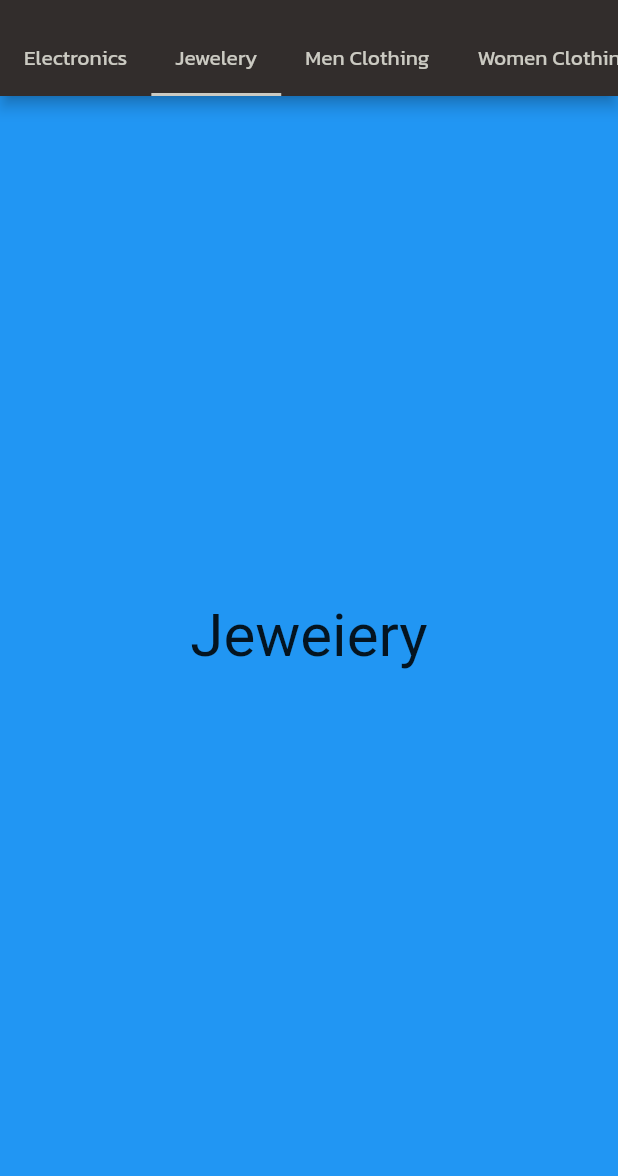
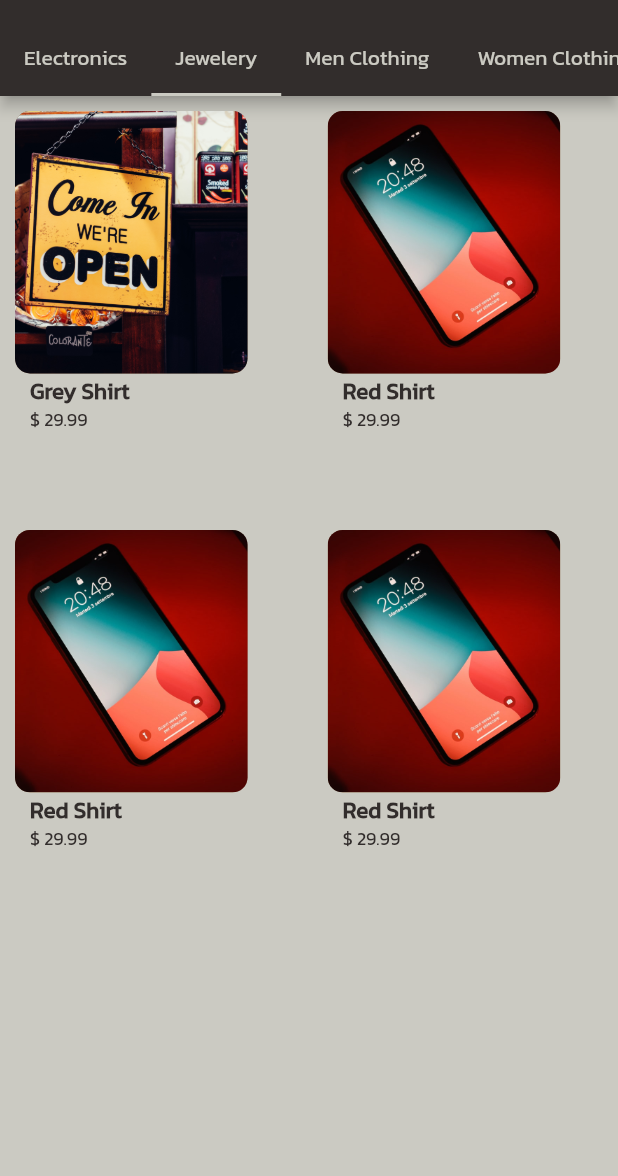
Before and after one commit to Yasmeen700/E-commerce-App, a Flutter app: the ProductsScreen screen opened directly, tab 2 chosen, on a phone screen of 412 x 824 dp, the part 60-1236 px from its top. Run offline on Flutter 3.47's test engine with Material 2 defaults, Android fonts, the phone set to English and light mode, and no system bars; our stand-ins replace carousel_pro, flutter_screenutil.

Commit message:
add grid view product to men, women and jewelery

```diff
--- a/lib/products_page/categories/Jewelery.dart
+++ b/lib/products_page/categories/Jewelery.dart
@@ -1,4 +1,7 @@
+import 'package:ecommerce_mobile_app/constants/global_colors.dart';
 import 'package:flutter/material.dart';
+
+import '../product_grid_view.dart';
 
 class JeweleryCategory extends StatefulWidget {
   @override
@@ -8,14 +11,9 @@ class JeweleryCategory extends StatefulWidget {
 class _JeweleryCategoryState extends State<JeweleryCategory> {
   @override
   Widget build(BuildContext context) {
-    return Container(
-      color: Colors.blue,
-      child: Center(
-        child: Text(
-          'Jeweiery',
-          style: TextStyle(fontSize: 40),
-        ),
-      ),
+    return  Container(
+      color: GlobalColors.whiteColor,
+      child: ProductGridView(),
     );
   }
 }
--- /dev/null
+++ b/lib/products_page/product_grid_view.dart
@@ -0,0 +1,61 @@
+import 'package:ecommerce_mobile_app/details_screen/details_screen.dart';
+import 'package:ecommerce_mobile_app/model/product.dart';
+import 'package:ecommerce_mobile_app/products_page/product_card_widget.dart';
+import 'package:flutter/cupertino.dart';
+import 'package:flutter/material.dart';
+
+class ProductGridView extends StatelessWidget {
+  const ProductGridView({
+    Key key,
+  }) : super(key: key);
+
+  @override
+  Widget build(BuildContext context) {
+    return GridView.builder(
+      // padding: EdgeInsets.all(10),
+      itemCount: items.length,
+      gridDelegate: SliverGridDelegateWithFixedCrossAxisCount(
+          childAspectRatio: 0.73,
+          crossAxisCount: 2,
+          mainAxisSpacing: 0.5,
+          crossAxisSpacing: 5),
+      itemBuilder: (context, index) => ProductCard(
+        product: items[index],
+        id: items[index].id,
+        name:items[index].productName,
+        price: items[index].salePrice,
+        imageUrl: items[index].productPhoto,
+        press: (){
+          Navigator.push(context, MaterialPageRoute(builder: (ctx)=>DetailsScreen(product: items[index],)));
+        },
+      ),
+    );
+  }
+}
+
+List<Product> items = [
+  Product(
+    id: 1,
+    productName: 'Grey Shirt',
+    salePrice: 29.99,
+    productPhoto: 'assets/images/drawer.jpg',
+  ),
+  Product(
+    id: 2,
+    productName: 'Red Shirt',
+    salePrice: 29.99,
+    productPhoto: 'assets/images/productPhoto.jpg',
+  ),
+  Product(
+    id: 3,
+    productName: 'Red Shirt',
+    salePrice: 29.99,
+    productPhoto: 'assets/images/productPhoto.jpg',
+  ),
+  Product(
+    id: 4,
+    productName: 'Red Shirt',
+    salePrice: 29.99,
+    productPhoto: 'assets/images/productPhoto.jpg',
+  ),
+];
```
Also changed, not shown: lib/products_page/categories/Electronics.dart (+3 -45 lines), lib/products_page/categories/men.dart (+6 -4 lines), lib/products_page/categories/women.dart (+6 -4 lines).
